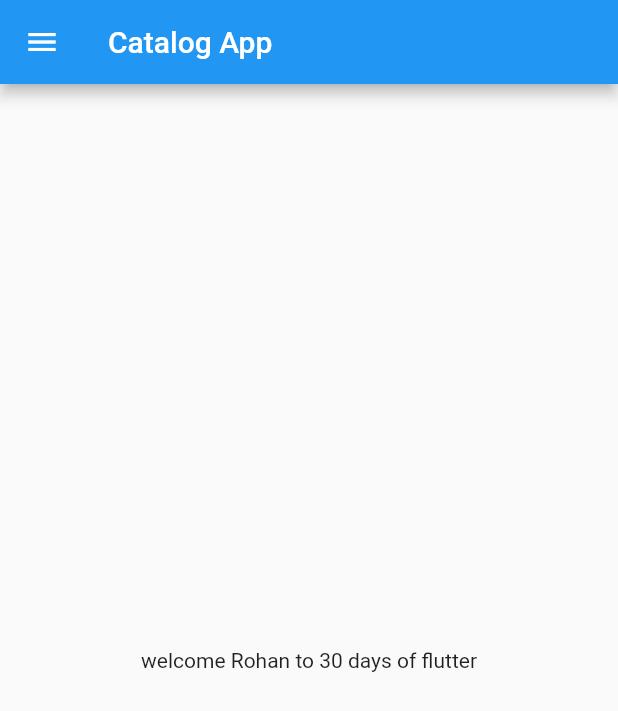
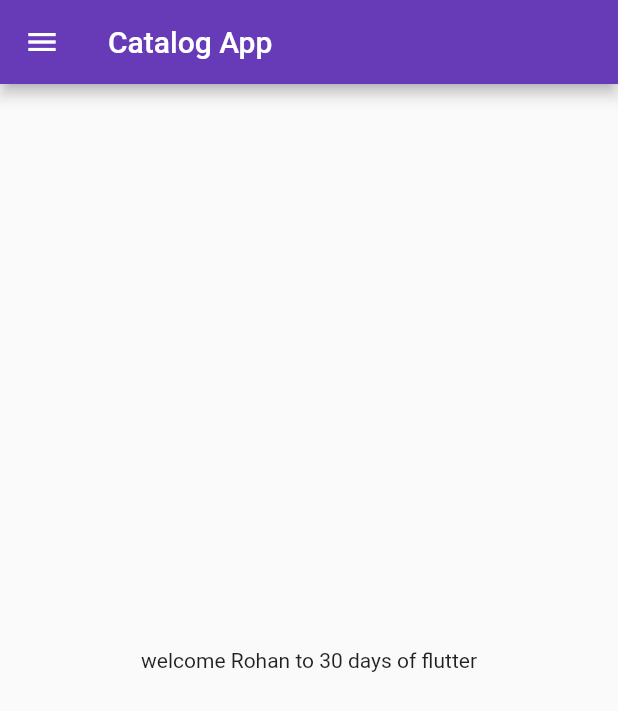
Before and after one commit to rohitzerofour/Catalog, a Flutter app: the screen it shows after launch, on a phone screen of 412 x 824 dp. Shown: the top 711 px of the screen. Run offline on Flutter 3.47's test engine with Material 2 defaults, Android fonts, the phone set to English and light mode, and no system bars.

Commit message:
day 3 completed

```diff
--- a/lib/main.dart
+++ b/lib/main.dart
@@ -1,4 +1,5 @@
-import 'package:catalog/home_page.dart';
+import 'package:catalog/pages/home_page.dart';
+import 'package:catalog/pages/login_page.dart';
 import 'package:flutter/material.dart';
 
 void main() {
@@ -10,15 +11,18 @@ class MyApp extends StatelessWidget {
 
   @override
   Widget build(BuildContext context) {
-    int days = 30;
-    String name = "Rohit";
-    num temp = 20.3; //takes both int and double
-
-    var day = "tuesday"; // takes any variable type so we use var everytime
-    const pi = 3.14; // never changing variable
-
     return MaterialApp(
-      home: HomePage(),
+      // home: HomePage(),
+      themeMode: ThemeMode.light,
+      theme: ThemeData(primarySwatch: Colors.deepPurple),
+      darkTheme: ThemeData(
+          brightness: Brightness.dark, primarySwatch: Colors.deepPurple),
+      initialRoute: "/home",
+      routes: {
+        "/": (context) => LoginPage(),
+        "/home": (context) => HomePage(),
+        "/login": (context) => LoginPage(),
+      },
     );
   }
 }
```
Also changed, not shown: lib/pages/login_page.dart (added, +26 -0 lines), lib/pages/home_page.dart (renamed from lib/home_page.dart).
